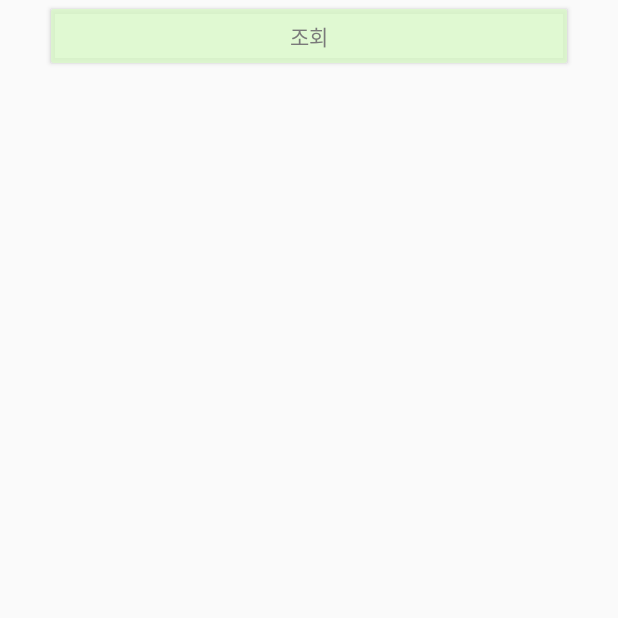
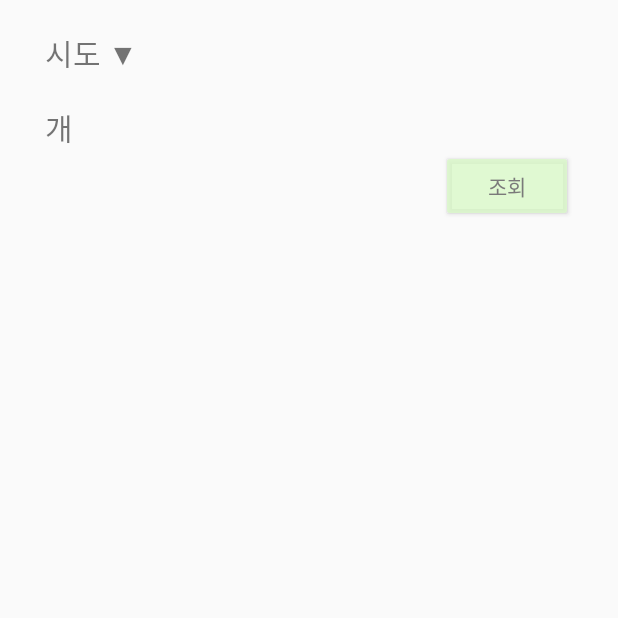
Before and after one commit to yerinOneul/Pet-s-Tree, an Android app: the Animal_info screen opened directly, with no data from a screen before it, after a tap on "조회", on a phone screen of 412 x 824 dp, the top half of it. Run offline under Robolectric (Android 15) with nearby library versions, the phone set to English and light mode, and no system bars; 1 statement that could not run was skipped; 3 other taps on this screen came first.

Commit message:
update animal api search condition

```diff
--- a/app/src/main/java/kr/ac/gachon/sw/petstree/Animal_info.java
+++ b/app/src/main/java/kr/ac/gachon/sw/petstree/Animal_info.java
@@ -1,12 +1,14 @@
 package kr.ac.gachon.sw.petstree;
 
-import android.content.Intent;
+import android.content.DialogInterface;
 import android.os.Bundle;
+import android.util.Log;
 import android.view.View;
 import android.widget.Button;
 import android.widget.TextView;
 
 import androidx.annotation.Nullable;
+import androidx.appcompat.app.AlertDialog;
 import androidx.appcompat.app.AppCompatActivity;
 
 public class Animal_info extends AppCompatActivity {
@@ -14,19 +16,120 @@ public class Animal_info extends AppCompatActivity {
     protected void onCreate(@Nullable Bundle savedInstanceState) {
         super.onCreate(savedInstanceState);
         setContentView(R.layout.activity_animal_info);
+        TextView sido = (TextView)findViewById(R.id.sido);
+        TextView sigungu = (TextView)findViewById(R.id.sigungu);
+        TextView shelter = (TextView)findViewById(R.id.shelter);
+        TextView kindUp = (TextView)findViewById(R.id.kindUp);
+        TextView kindDown = (TextView)findViewById(R.id.kindDown);
+        TextView sido_code = (TextView)findViewById(R.id.sido_code);
+        TextView sigungu_code = (TextView)findViewById(R.id.sigungu_code);
+        TextView shelter_code = (TextView)findViewById(R.id.shelter_code);
+        TextView kindUp_code = (TextView)findViewById(R.id.kindUp_code);
+        TextView kindDown_code = (TextView)findViewById(R.id.kindDown_code);
+        Button btn = (Button)findViewById(R.id.btn);
+        String key = getString(R.string.service_key); //api_info.xml에 등록된 service key
 
-        TextView info = (TextView)findViewById(R.id.test);
-        Button btn = (Button)findViewById(R.id.btn);
+        //시도 선택
+        sido.setOnClickListener(new View.OnClickListener() {
+            @Override
+            public void onClick(View v) {
+                sigungu.setVisibility(View.INVISIBLE);
+                sigungu.setText("시군구 ▼");
+                sigungu_code.setText("");
+                shelter.setVisibility(View.INVISIBLE);
+                shelter.setText("보호소 ▼");
+                shelter_code.setText("");
+                AlertDialog.Builder search = new AlertDialog.Builder(Animal_info.this);
+                search.setTitle("시도를 선택해주세요");
+                //시도 조회 url
+                String url = "http://openapi.animal.go.kr/openapi/service/rest/abandonmentPublicSrvc/sido?ServiceKey=";
+                new Animal_API(sido,sido_code,search,url,key,1).execute();
+                search.setPositiveButton("확인", new DialogInterface.OnClickListener() {
+                    @Override
+                    public void onClick(DialogInterface dialogInterface, int i) {
+                        sigungu.setVisibility(View.VISIBLE);
+                    }
+                });
+
+
+            }
+        });
+        //시군구 선택
+        sigungu.setOnClickListener(new View.OnClickListener() {
+            @Override
+            public void onClick(View v) {
+                shelter.setVisibility(View.INVISIBLE);
+                shelter.setText("보호소 ▼");
+                shelter_code.setText("");
+                AlertDialog.Builder search = new AlertDialog.Builder(Animal_info.this);
+                search.setTitle("시군구를 선택해주세요");
+                //시군구 조회 url
+                String url = "http://openapi.animal.go.kr/openapi/service/rest/abandonmentPublicSrvc/sigungu?upr_cd="+sido_code.getText()+"&ServiceKey=";
+                new Animal_API(sigungu,sigungu_code,search,url,key,2).execute();
+                search.setPositiveButton("확인", new DialogInterface.OnClickListener() {
+                    @Override
+                    public void onClick(DialogInterface dialogInterface, int i) {
+                        shelter.setVisibility(View.VISIBLE);
+
+                    }
+                });
+
+            }
+        });
+
+        //보호소 선택
+        shelter.setOnClickListener(new View.OnClickListener() {
+            @Override
+            public void onClick(View v) {
+                AlertDialog.Builder search = new AlertDialog.Builder(Animal_info.this);
+                search.setTitle("보호소를 선택해주세요");
+                //보호소 조회 url
+                String url = "http://openapi.animal.go.kr/openapi/service/rest/abandonmentPublicSrvc/shelter?upr_cd="+sido_code.getText()+"&org_cd="+sigungu_code.getText()+"&ServiceKey=";
+                search.setPositiveButton("확인", new DialogInterface.OnClickListener() {
+                    @Override
+                    public void onClick(DialogInterface dialogInterface, int i) {
+                    }
+                });
+                new Animal_API(shelter,shelter_code,search,url,key,3).execute();
+            }
+        });
+
+        //축종 선택
+        kindUp.setOnClickListener(new View.OnClickListener() {
+            @Override
+            public void onClick(View v) {
+                kindDown.setVisibility(View.INVISIBLE);
+                AlertDialog.Builder search = new AlertDialog.Builder(Animal_info.this);
+                search.setTitle("축종을 선택해주세요");
+                final String[] list = new String[] {"개","고양이","기타"};
+                final String[] list_code = new String[] {getString(R.string.dog_code),getString(R.string.cat_code),getString(R.string.etc_code)};
+                kindUp.setText(list[0]);
+                kindUp_code.setText(list_code[0]);
+                search.setSingleChoiceItems(list, 0, new DialogInterface.OnClickListener() {
+                    @Override
+                    public void onClick(DialogInterface dialogInterface, int i) {
+                        kindUp.setText(list[i]);
+                        kindUp_code.setText(list_code[i]);
+                    }
+                });
+                search.setPositiveButton("확인", new DialogInterface.OnClickListener() {
+                    @Override
+                    public void onClick(DialogInterface dialogInterface, int i) {
+                        kindDown.setVisibility(View.VISIBLE);
+                    }
+                });
+                search.show();
+            }
+        });
+
+        //품종 선택
+
 
         //조회 버튼 클릭 시
         btn.setOnClickListener(new View.OnClickListener() {
             @Override
             public void onClick(View v) {
-                //test용 시도 조회 url
-                String url = "http://openapi.animal.go.kr/openapi/service/rest/abandonmentPublicSrvc/sido?ServiceKey=";
-                //api_info.xml에 등록된 service key
-                String key = getString(R.string.service_key);
-                new Animal_API(info,url+key).execute();
+
             }
         });
     }
--- a/app/src/main/java/kr/ac/gachon/sw/petstree/PostListAdapter.java
+++ b/app/src/main/java/kr/ac/gachon/sw/petstree/PostListAdapter.java
@@ -35,6 +35,7 @@ public class PostListAdapter extends RecyclerView.Adapter<PostListAdapter.ViewHo
 
     }
 
+
     @Override
     public int getItemCount() {
         return items.size();
--- a/app/src/main/res/layout/activity_animal_info.xml
+++ b/app/src/main/res/layout/activity_animal_info.xml
@@ -6,24 +6,121 @@
     android:layout_height="match_parent"
     android:paddingHorizontal="30dp">
 
+    <RelativeLayout
+        android:id = "@+id/relative"
+        android:layout_width="wrap_content"
+        android:layout_height="wrap_content">
+
+        <TextView
+            android:id = "@+id/sido"
+            android:layout_marginTop="20dp"
+            android:layout_width="wrap_content"
+            android:layout_height="wrap_content"
+            android:textSize = "20dp"
+            android:text = "시도 ▼" />
+
+        <TextView
+            android:id = "@+id/sigungu"
+            android:layout_toRightOf="@id/sido"
+            android:layout_marginTop="20dp"
+            android:layout_marginLeft="10dp"
+            android:layout_width="wrap_content"
+            android:layout_height="wrap_content"
+            android:textSize = "20dp"
+            android:text = "시군구 ▼"
+            android:visibility="invisible"/>
+
+        <TextView
+            android:id = "@+id/shelter"
+            android:layout_toRightOf="@id/sigungu"
+            android:layout_marginTop="20dp"
+            android:layout_marginLeft="10dp"
+            android:layout_width="wrap_content"
+            android:layout_height="wrap_content"
+            android:textSize = "20dp"
+            android:text = "보호소명 ▼"
+            android:visibility="invisible"/>
+
+        <TextView
+            android:id = "@+id/kindUp"
+            android:layout_below="@id/sido"
+            android:layout_marginTop="20dp"
+            android:layout_width="wrap_content"
+            android:layout_height="wrap_content"
+            android:textSize = "20dp"
+            android:text = "축종 ▼" />
+
+        <TextView
+            android:id = "@+id/kindDown"
+            android:layout_below="@id/sido"
+            android:layout_toRightOf="@id/kindUp"
+            android:layout_marginTop="20dp"
+            android:layout_marginLeft="10dp"
+            android:layout_width="wrap_content"
+            android:layout_height="wrap_content"
+            android:textSize = "20dp"
+            android:text = "품종 ▼"
+            android:visibility="invisible"/>
+
+
+        <TextView
+            android:id = "@+id/sido_code"
+            android:layout_marginTop="20dp"
+            android:layout_width="wrap_content"
+            android:layout_height="wrap_content"
+            android:textSize = "20dp"
+            android:visibility="invisible" />
+
+        <TextView
+            android:id="@+id/sigungu_code"
+            android:layout_width="wrap_content"
+            android:layout_height="wrap_content"
+            android:layout_marginLeft="10dp"
+            android:layout_toRightOf="@id/sido"
+            android:textSize="20dp"
+            android:visibility="invisible" />
+
+        <TextView
+            android:id = "@+id/shelter_code"
+            android:layout_toRightOf="@id/sigungu"
+            android:layout_marginTop="20dp"
+            android:layout_marginLeft="10dp"
+            android:layout_width="wrap_content"
+            android:layout_height="wrap_content"
+            android:textSize = "20dp"
+            android:visibility="invisible"/>
+
+        <TextView
+            android:id = "@+id/kindUp_code"
+            android:layout_below="@id/sido"
+            android:layout_marginTop="20dp"
+            android:layout_width="wrap_content"
+            android:layout_height="wrap_content"
+            android:textSize = "20dp"
+            android:visibility="invisible" />
+
+        <TextView
+            android:id = "@+id/kindDown_code"
+            android:layout_below="@id/sido"
+            android:layout_toRightOf="@id/kindUp"
+            android:layout_marginTop="20dp"
+            android:layout_marginLeft="10dp"
+            android:layout_width="wrap_content"
+            android:layout_height="wrap_content"
+            android:textSize = "20dp"
+            android:visibility="invisible"/>
+
+    </RelativeLayout>
+
     <Button
         android:id="@+id/btn"
-        android:layout_gravity="center"
-        android:layout_width="match_parent"
+        android:layout_gravity="end"
+        android:layout_toEndOf="@id/relative"
+        android:layout_width="wrap_content"
         android:layout_height="wrap_content"
         android:backgroundTint="@color/green_light"
         android:text="조회"
-        android:textColor="@color/gray"/>
-
-    <TextView
-        android:id = "@+id/test"
-        android:layout_below="@+id/btn"
-        android:layout_gravity="center"
-        android:layout_marginTop="20dp"
-        android:layout_width="wrap_content"
-        android:layout_height="wrap_content"
-        android:textSize = "20dp"
-        android:text = "test" />
+        android:textColor="@color/gray" />
 
     <androidx.recyclerview.widget.RecyclerView
         android:id="@+id/recycler_abandoned_list"
@@ -32,4 +129,6 @@
         tools:listitem="@layout/item_animal"/>
 
 
+
+
 </LinearLayout>
--- a/app/src/main/res/values-night/themes.xml
+++ b/app/src/main/res/values-night/themes.xml
@@ -1,7 +1,8 @@
 <resources xmlns:tools="http://schemas.android.com/tools">
     <!-- Base application theme. -->
-    <style name="Theme.PetsTree" parent="Theme.MaterialComponents.DayNight.DarkActionBar">
+    <style name="Theme.PetsTree" parent="Theme.MaterialComponents.DayNight.NoActionBar">
         <!-- Primary brand color. -->
+
         <item name="colorPrimary">@color/purple_200</item>
         <item name="colorPrimaryVariant">@color/purple_700</item>
         <item name="colorOnPrimary">@color/black</item>
```
Also changed, not shown: app/src/main/java/kr/ac/gachon/sw/petstree/Animal_API.java (+105 -15 lines), app/src/main/res/values/themes.xml (line endings or trailing spaces).
